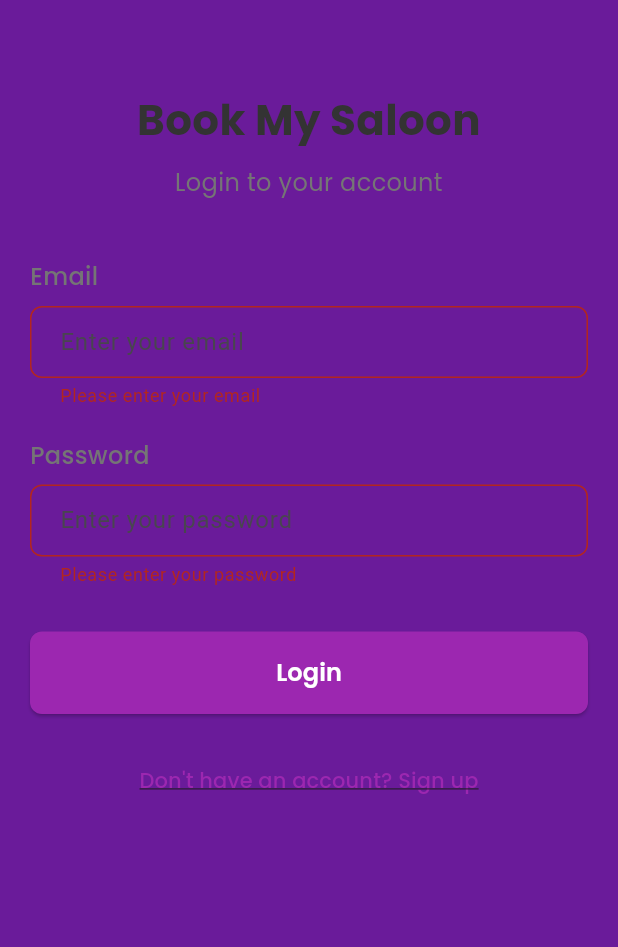
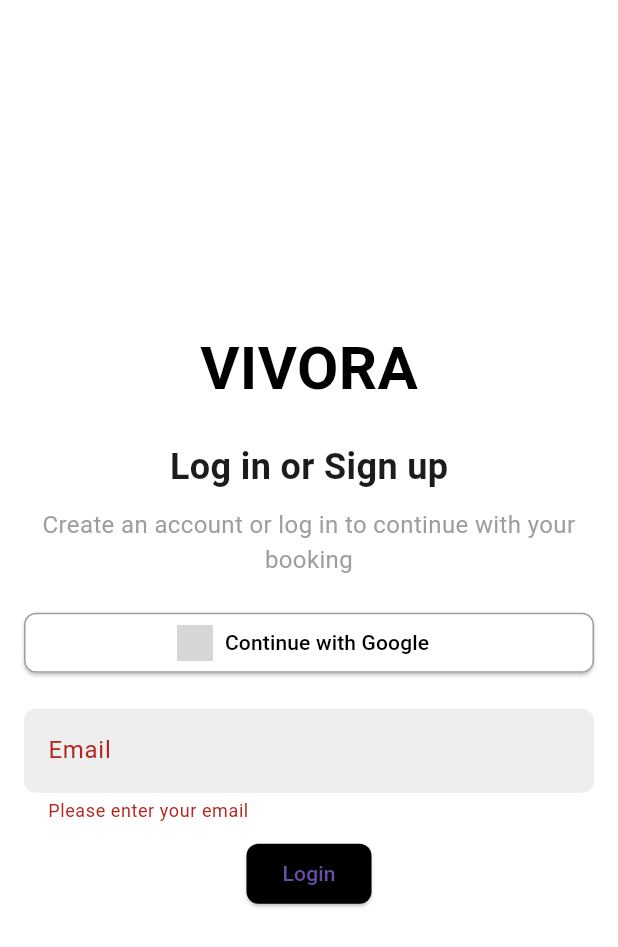
Before and after one commit to jayasinghesasmitha/Vivora-Mobile-app, a Flutter app: the screen it shows after launch, after a tap on "Login", on a phone screen of 412 x 824 dp. Shown: the top 947 px of the screen. Run offline on Flutter 3.47's test engine with Material 3 defaults, Android fonts, the phone set to English and light mode, and no system bars; our stand-ins replace cloud_firestore, firebase_auth, firebase_core, flutter_dotenv, flutter_map, geolocator and 2 more; accounts and stored records are empty; network calls fail; grey boxes are pictures that could not be loaded.

Commit message:
Update login_screen.dart

```diff
--- a/book_my_saloon/lib/screens/auth/login_screen.dart
+++ b/book_my_saloon/lib/screens/auth/login_screen.dart
@@ -1,12 +1,5 @@
 import 'package:flutter/material.dart';
-import 'package:firebase_auth/firebase_auth.dart';
-import 'package:book_my_saloon/services/auth_service.dart';
-import 'package:book_my_saloon/widgets/custom_button.dart';
-import 'package:book_my_saloon/widgets/custom_textfield.dart';
-import 'package:book_my_saloon/utils/colors.dart';
-import 'package:book_my_saloon/utils/styles.dart';
-import 'package:book_my_saloon/screens/auth/signup_screen.dart';
-import 'package:book_my_saloon/screens/home_screen.dart';
+import 'package:book_my_saloon/screens/booking_confirmation_screen.dart'; // Import the confirmation screen
 
 class LoginScreen extends StatefulWidget {
   const LoginScreen({Key? key}) : super(key: key);
@@ -27,26 +20,135 @@ class _LoginScreenState extends State<LoginScreen> {
         _isLoading = true;
       });
 
-      try {
-        await AuthService().loginUser(
-          _emailController.text.trim(),
-          _passwordController.text.trim(),
-        );
+      // Simulate login without database and pass dummy data
+      await Future.delayed(Duration(seconds: 1)); // Simulate network delay
+      Navigator.pushReplacement(
+        context,
+        MaterialPageRoute(
+          builder: (context) => BookingConfirmationScreen(
+            saloonName: "VIVORA Salon", // Placeholder saloon name
+            service: "Haircut", // Placeholder service
+            date: DateTime(2024, 6, 19), // Placeholder date as DateTime
+            time: TimeOfDay(hour: 10, minute: 0), // Placeholder time
+          ),
+        ),
+      );
 
-        Navigator.pushReplacement(
-          context,
-          MaterialPageRoute(builder: (context) => HomeScreen()),
-        );
-      } on FirebaseAuthException catch (e) {
-        ScaffoldMessenger.of(context).showSnackBar(
-          SnackBar(content: Text(e.message ?? 'Login failed')),
-        );
-      } finally {
-        setState(() {
-          _isLoading = false;
-        });
-      }
+      setState(() {
+        _isLoading = false;
+      });
     }
+  }
+
+  @override
+  Widget build(BuildContext context) {
+    return Scaffold(
+      body: Padding(
+        padding: const EdgeInsets.all(16.0),
+        child: Column(
+          crossAxisAlignment: CrossAxisAlignment.center,
+          mainAxisAlignment: MainAxisAlignment.center,
+          children: [
+            // VIVORA Logo
+            Text(
+              'VIVORA',
+              style: TextStyle(
+                fontSize: 40,
+                fontWeight: FontWeight.bold,
+                color: Colors.black,
+                fontFamily: 'Roboto', // Placeholder font, adjust as needed
+              ),
+            ),
+            SizedBox(height: 20),
+            // Login or Sign up text
+            Text(
+              'Log in or Sign up',
+              style: TextStyle(fontSize: 24, fontWeight: FontWeight.bold),
+            ),
+            SizedBox(height: 10),
+            Text(
+              'Create an account or log in to continue with your booking',
+              style: TextStyle(color: Colors.grey, fontSize: 16),
+              textAlign: TextAlign.center,
+            ),
+            SizedBox(height: 20),
+            // Social Login Buttons
+            SizedBox(
+              width: double.infinity,
+              child: Column(
+                children: [
+                  SizedBox(
+                    width: double.infinity,
+                    child: ElevatedButton.icon(
+                      onPressed: () {
+                        // Placeholder for Google login implementation
+                        ScaffoldMessenger.of(context).showSnackBar(
+                          SnackBar(content: Text('Google login not implemented yet')),
+                        );
+                      },
+                      icon: Image.network(
+                        'https://www.google.com/favicon.ico', // Google logo placeholder
+                        width: 24,
+                        height: 24,
+                        fit: BoxFit.cover,
+                      ),
+                      label: Text('Continue with Google'),
+                      style: ElevatedButton.styleFrom(
+                        foregroundColor: Colors.black, backgroundColor: Colors.white,
+                        side: BorderSide(color: Colors.grey),
+                        shape: RoundedRectangleBorder(
+                          borderRadius: BorderRadius.circular(8),
+                        ),
+                      ),
+                    ),
+                  ),
+                ],
+              ),
+            ),
+            SizedBox(height: 20),
+            // Email Login Form
+            Form(
+              key: _formKey,
+              child: Column(
+                children: [
+                  TextFormField(
+                    controller: _emailController,
+                    decoration: InputDecoration(
+                      labelText: 'Email',
+                      filled: true,
+                      fillColor: Colors.grey[200],
+                      border: OutlineInputBorder(
+                        borderRadius: BorderRadius.circular(8),
+                        borderSide: BorderSide.none,
+                      ),
+                    ),
+                    validator: (value) {
+                      if (value == null || value.isEmpty) {
+                        return 'Please enter your email';
+                      }
+                      return null;
+                    },
+                  ),
+                  SizedBox(height: 10),
+                  ElevatedButton(
+                    onPressed: _isLoading ? null : _login,
+                    style: ElevatedButton.styleFrom(
+                      backgroundColor: Colors.black,
+                      shape: RoundedRectangleBorder(
+                        borderRadius: BorderRadius.circular(8),
+                      ),
+                    ),
+                    child: _isLoading
+                        ? CircularProgressIndicator(color: Colors.white)
+                        : Text('Login'),
+                  ),
+                ],
+              ),
+            ),
+          ],
+        ),
+      ),
+    );
   }
 
   @override
@@ -55,91 +157,4 @@ class _LoginScreenState extends State<LoginScreen> {
     _passwordController.dispose();
     super.dispose();
   }
-
-  @override
-  Widget build(BuildContext context) {
-    return Scaffold(
-      backgroundColor: AppColors.primaryColor,
-      body: SafeArea(
-        child: SingleChildScrollView(
-          child: Padding(
-            padding: const EdgeInsets.all(20.0),
-            child: Form(
-              key: _formKey,
-              child: Column(
-                crossAxisAlignment: CrossAxisAlignment.stretch,
-                children: [
-                  const SizedBox(height: 40),
-                  Text(
-                    'Book My Saloon',
-                    style: AppStyles.headingStyle,
-                    textAlign: TextAlign.center,
-                  ),
-                  const SizedBox(height: 10),
-                  Text(
-                    'Login to your account',
-                    style: AppStyles.subHeadingStyle,
-                    textAlign: TextAlign.center,
-                  ),
-                  const SizedBox(height: 40),
-                  CustomTextField(
-                    controller: _emailController,
-                    label: 'Email',
-                    hint: 'Enter your email',
-                    keyboardType: TextInputType.emailAddress,
-                    validator: (value) {
-                      if (value == null || value.isEmpty) {
-                        return 'Please enter your email';
-                      }
-                      if (!value.contains('@')) {
-                        return 'Please enter a valid email';
-                      }
-                      return null;
-                    },
-                  ),
-                  const SizedBox(height: 20),
-                  CustomTextField(
-                    controller: _passwordController,
-                    label: 'Password',
-                    hint: 'Enter your password',
-                    obscureText: true,
-                    validator: (value) {
-                      if (value == null || value.isEmpty) {
-                        return 'Please enter your password';
-                      }
-                      if (value.length < 6) {
-                        return 'Password must be at least 6 characters';
-                      }
-                      return null;
-                    },
-                  ),
-                  const SizedBox(height: 30),
-                  CustomButton(
-                    text: 'Login',
-                    onPressed: _login,
-                    isLoading: _isLoading,
-                  ),
-                  const SizedBox(height: 20),
-                  TextButton(
-                    onPressed: () {
-                      Navigator.push(
-                        context,
-                        MaterialPageRoute(
-                          builder: (context) => const SignupScreen(),
-                        ),
-                      );
-                    },
-                    child: Text(
-                      'Don\'t have an account? Sign up',
-                      style: AppStyles.linkStyle,
-                    ),
-                  ),
-                ],
-              ),
-            ),
-          ),
-        ),
-      ),
-    );
-  }
 }
```
